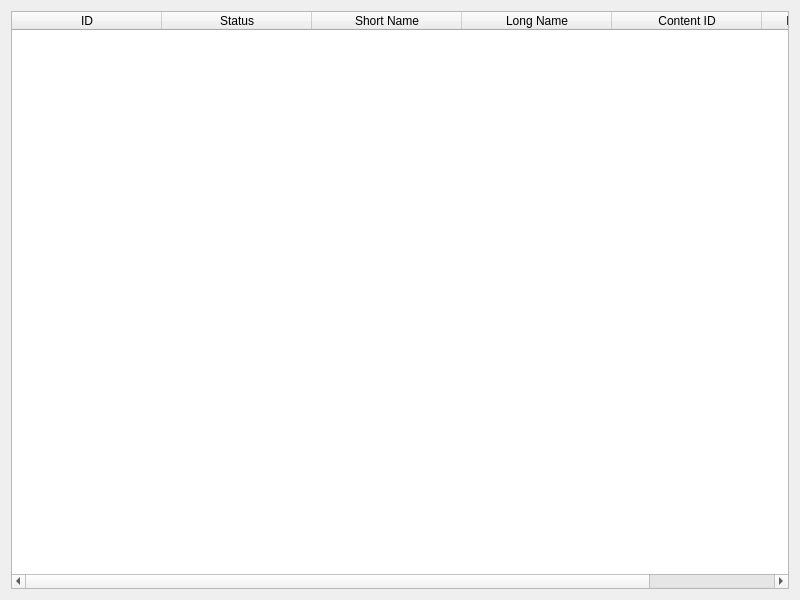
Qt form msg_explorer/ui/attachments_browser.ui (TeamMsgExtractor/msg-explorer) before a commit.
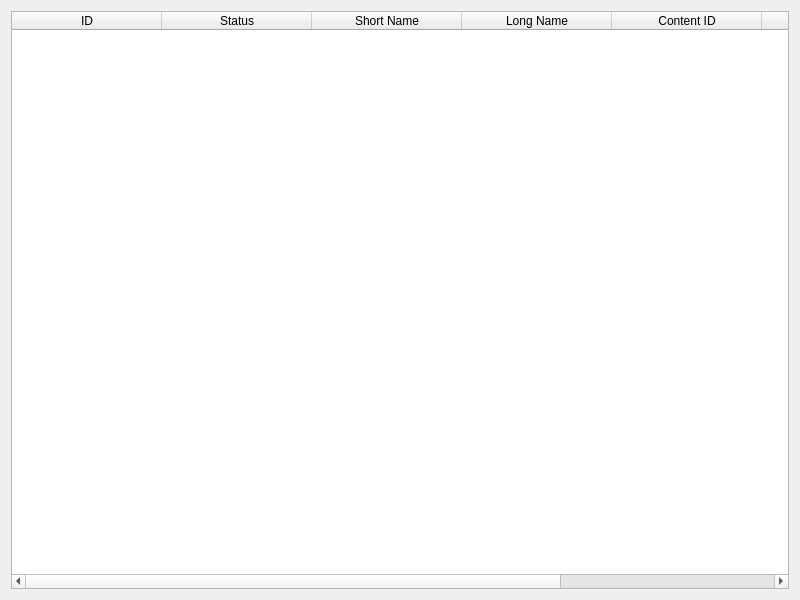
The same form after that commit.

Patch:
```diff
--- a/msg_explorer/ui/attachments_browser.ui
+++ b/msg_explorer/ui/attachments_browser.ui
@@ -53,6 +53,11 @@
        <string>Content ID</string>
       </property>
      </column>
+     <column>
+      <property name="text">
+       <string>Mime Type</string>
+      </property>
+     </column>
      <column>
       <property name="text">
        <string>Rendering Position</string>
```
